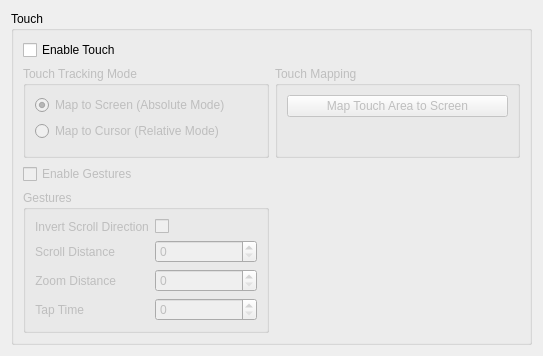
Qt form src/kcmodule/touchpagewidget.ui (KDE/wacomtablet) before a commit.
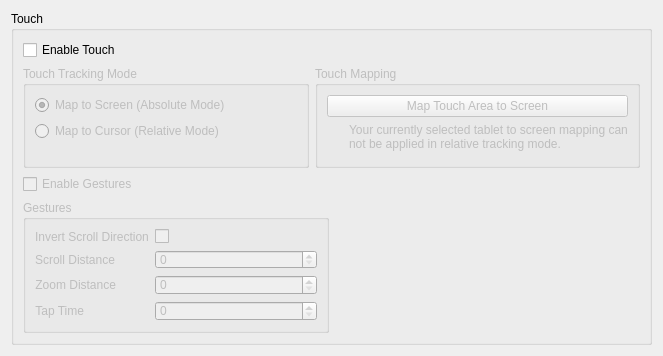
The same form after that commit. Icons and pictures are not drawn.

Diff of the .ui file:
```diff
--- a/src/kcmodule/touchpagewidget.ui
+++ b/src/kcmodule/touchpagewidget.ui
@@ -6,8 +6,8 @@
    <rect>
     <x>0</x>
     <y>0</y>
-    <width>543</width>
-    <height>335</height>
+    <width>663</width>
+    <height>349</height>
    </rect>
   </property>
   <layout class="QVBoxLayout" name="verticalLayout_9">
@@ -34,6 +34,12 @@
           <property name="enabled">
            <bool>false</bool>
           </property>
+          <property name="sizePolicy">
+           <sizepolicy hsizetype="MinimumExpanding" vsizetype="Preferred">
+            <horstretch>0</horstretch>
+            <verstretch>0</verstretch>
+           </sizepolicy>
+          </property>
           <property name="toolTip">
            <string>Defines how the cursor movement mode will be used.</string>
           </property>
@@ -94,6 +100,12 @@
           <property name="enabled">
            <bool>false</bool>
           </property>
+          <property name="sizePolicy">
+           <sizepolicy hsizetype="MinimumExpanding" vsizetype="Preferred">
+            <horstretch>0</horstretch>
+            <verstretch>0</verstretch>
+           </sizepolicy>
+          </property>
           <property name="title">
            <string>Touch Mapping</string>
           </property>
@@ -119,6 +131,39 @@
              </property>
             </widget>
            </item>
+           <item>
+            <layout class="QHBoxLayout" name="trackingWarningLayout">
+             <item>
+              <widget class="QLabel" name="trackingWarningIcon">
+               <property name="minimumSize">
+                <size>
+                 <width>16</width>
+                 <height>16</height>
+                </size>
+               </property>
+               <property name="maximumSize">
+                <size>
+                 <width>16</width>
+                 <height>16</height>
+                </size>
+               </property>
+               <property name="text">
+                <string/>
+               </property>
+              </widget>
+             </item>
+             <item>
+              <widget class="QLabel" name="trackingWarningLabel">
+               <property name="text">
+                <string>Your currently selected tablet to screen mapping can not be applied in relative tracking mode.</string>
+               </property>
+               <property name="wordWrap">
+                <bool>true</bool>
+               </property>
+              </widget>
+             </item>
+            </layout>
+           </item>
            <item>
             <spacer name="touchMappingFreeSpacer">
              <property name="orientation">
```
